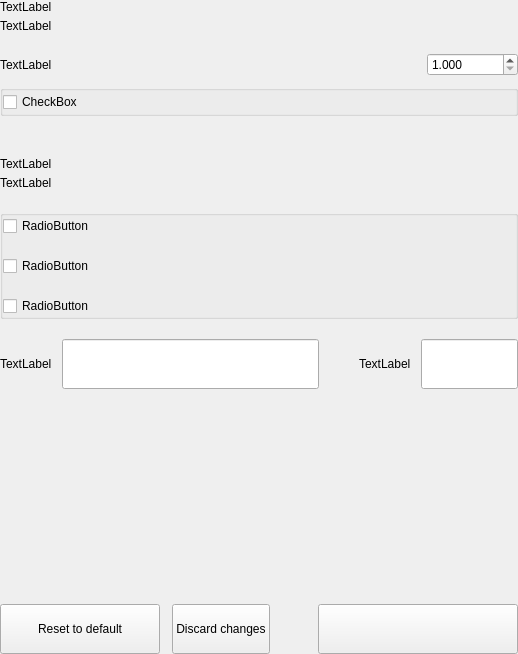
Qt form src/qt/encocoin/settings/forms/settingswalletoptionswidget.ui (kopernikus-git/xnk-1) before a commit.
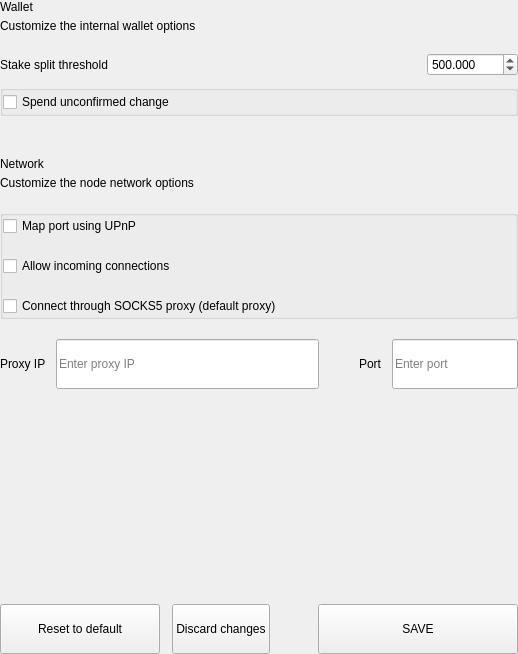
The same form after that commit.

```diff
--- a/src/qt/encocoin/settings/forms/settingswalletoptionswidget.ui
+++ b/src/qt/encocoin/settings/forms/settingswalletoptionswidget.ui
@@ -62,14 +62,14 @@
             <item>
              <widget class="QLabel" name="labelTitle">
               <property name="text">
-               <string>TextLabel</string>
+               <string>Wallet</string>
               </property>
              </widget>
             </item>
             <item>
              <widget class="QLabel" name="labelSubtitle1">
               <property name="text">
-               <string>TextLabel</string>
+               <string>Customize the internal wallet options</string>
               </property>
               <property name="wordWrap">
                <bool>true</bool>
@@ -104,7 +104,7 @@
           <item>
            <widget class="QLabel" name="labelTitleStake">
             <property name="text">
-             <string>TextLabel</string>
+             <string>Stake split threshold</string>
             </property>
            </widget>
           </item>
@@ -132,6 +132,9 @@
             <property name="maximum">
              <number>999999</number>
             </property>
+            <property name="value">
+             <number>500</number>
+            </property>
            </widget>
           </item>
          </layout>
@@ -160,7 +163,7 @@
            <item>
             <widget class="QCheckBox" name="radioButtonSpend">
              <property name="text">
-              <string>CheckBox</string>
+              <string>Spend unconfirmed change</string>
              </property>
             </widget>
            </item>
@@ -231,14 +234,14 @@
             <item>
              <widget class="QLabel" name="labelTitleNetwork">
               <property name="text">
-               <string>TextLabel</string>
+               <string>Network</string>
               </property>
              </widget>
             </item>
             <item>
              <widget class="QLabel" name="labelSubtitleNetwork">
               <property name="text">
-               <string>TextLabel</string>
+               <string>Customize the node network options</string>
               </property>
               <property name="wordWrap">
                <bool>true</bool>
@@ -289,21 +292,21 @@
            <item>
             <widget class="QCheckBox" name="checkBoxMap">
              <property name="text">
-              <string>RadioButton</string>
+              <string>Map port using UPnP</string>
              </property>
             </widget>
            </item>
            <item>
             <widget class="QCheckBox" name="checkBoxAllow">
              <property name="text">
-              <string>RadioButton</string>
+              <string>Allow incoming connections</string>
              </property>
             </widget>
            </item>
            <item>
             <widget class="QCheckBox" name="checkBoxConnect">
              <property name="text">
-              <string>RadioButton</string>
+              <string>Connect through SOCKS5 proxy (default proxy)</string>
              </property>
             </widget>
            </item>
@@ -339,7 +342,7 @@
             <item>
              <widget class="QLabel" name="labelSubtitleProxy">
               <property name="text">
-               <string>TextLabel</string>
+               <string>Proxy IP</string>
               </property>
              </widget>
             </item>
@@ -357,6 +360,9 @@
                 <height>50</height>
                </size>
               </property>
+              <property name="placeholderText">
+               <string>Enter proxy IP</string>
+              </property>
              </widget>
             </item>
            </layout>
@@ -382,7 +388,7 @@
             <item>
              <widget class="QLabel" name="labelSubtitlePort">
               <property name="text">
-               <string>TextLabel</string>
+               <string>Port</string>
               </property>
              </widget>
             </item>
@@ -400,6 +406,9 @@
                 <height>50</height>
                </size>
               </property>
+              <property name="placeholderText">
+               <string>Enter port</string>
+              </property>
              </widget>
             </item>
            </layout>
@@ -496,7 +505,7 @@
              <enum>Qt::NoFocus</enum>
             </property>
             <property name="text">
-             <string/>
+             <string>SAVE</string>
             </property>
            </widget>
           </item>
```
